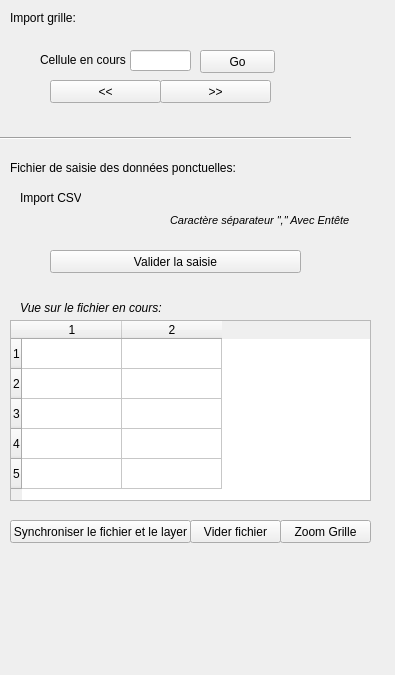
Above: editdata/geodata_matching_dialog_base.ui from mdvandamme/PoussePousseEditData before the change. Below: the same form after it.
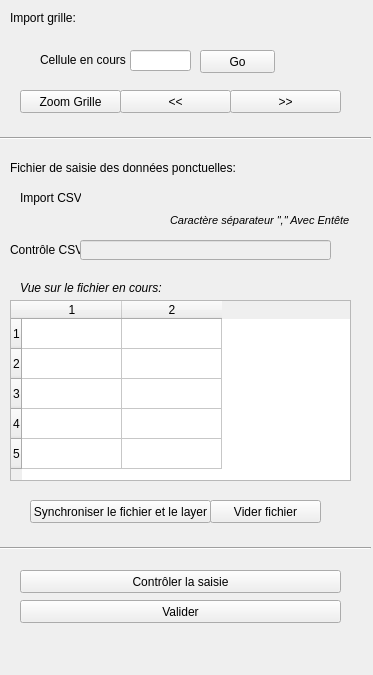
That is the form after the change. Custom widgets are drawn as their Qt base class.

Commit message: Controle sur l'enveloppe convexe des points

What changed in the file:
```diff
--- a/editdata/geodata_matching_dialog_base.ui
+++ b/editdata/geodata_matching_dialog_base.ui
@@ -6,7 +6,7 @@
    <rect>
     <x>0</x>
     <y>0</y>
-    <width>395</width>
+    <width>373</width>
     <height>675</height>
    </rect>
   </property>
@@ -23,8 +23,8 @@
    <widget class="QPushButton" name="btSuiv">
     <property name="geometry">
      <rect>
-      <x>160</x>
-      <y>80</y>
+      <x>230</x>
+      <y>90</y>
       <width>111</width>
       <height>23</height>
      </rect>
@@ -73,8 +73,8 @@
     <property name="geometry">
      <rect>
       <x>10</x>
-      <y>320</y>
-      <width>361</width>
+      <y>300</y>
+      <width>341</width>
       <height>181</height>
      </rect>
     </property>
@@ -95,8 +95,8 @@
    <widget class="QPushButton" name="btSynchronize">
     <property name="geometry">
      <rect>
-      <x>10</x>
-      <y>520</y>
+      <x>30</x>
+      <y>500</y>
       <width>181</width>
       <height>23</height>
      </rect>
@@ -110,7 +110,7 @@
      <rect>
       <x>80</x>
       <y>0</y>
-      <width>251</width>
+      <width>261</width>
       <height>27</height>
      </rect>
     </property>
@@ -133,7 +133,7 @@
      <rect>
       <x>0</x>
       <y>130</y>
-      <width>351</width>
+      <width>371</width>
       <height>16</height>
      </rect>
     </property>
@@ -157,8 +157,8 @@
    <widget class="QPushButton" name="btPrec">
     <property name="geometry">
      <rect>
-      <x>50</x>
-      <y>80</y>
+      <x>120</x>
+      <y>90</y>
       <width>111</width>
       <height>23</height>
      </rect>
@@ -170,9 +170,9 @@
    <widget class="QPushButton" name="btZoomGrille">
     <property name="geometry">
      <rect>
-      <x>280</x>
-      <y>520</y>
-      <width>91</width>
+      <x>20</x>
+      <y>90</y>
+      <width>101</width>
       <height>23</height>
      </rect>
     </property>
@@ -229,9 +229,9 @@
    <widget class="QPushButton" name="btViderFichier">
     <property name="geometry">
      <rect>
-      <x>190</x>
-      <y>520</y>
-      <width>91</width>
+      <x>210</x>
+      <y>500</y>
+      <width>111</width>
       <height>23</height>
      </rect>
     </property>
@@ -239,24 +239,24 @@
      <string>Vider fichier</string>
     </property>
    </widget>
-   <widget class="QPushButton" name="btValider">
+   <widget class="QPushButton" name="btControler">
     <property name="geometry">
      <rect>
-      <x>50</x>
-      <y>250</y>
-      <width>251</width>
+      <x>20</x>
+      <y>570</y>
+      <width>321</width>
       <height>23</height>
      </rect>
     </property>
     <property name="text">
-     <string>Valider la saisie</string>
+     <string>Contrôler la saisie</string>
     </property>
    </widget>
    <widget class="QLabel" name="label_6">
     <property name="geometry">
      <rect>
       <x>20</x>
-      <y>300</y>
+      <y>280</y>
       <width>151</width>
       <height>16</height>
      </rect>
@@ -271,6 +271,58 @@
      <string>Vue sur le fichier en cours:</string>
     </property>
    </widget>
+   <widget class="Line" name="line_3">
+    <property name="geometry">
+     <rect>
+      <x>0</x>
+      <y>540</y>
+      <width>371</width>
+      <height>16</height>
+     </rect>
+    </property>
+    <property name="orientation">
+     <enum>Qt::Horizontal</enum>
+    </property>
+   </widget>
+   <widget class="QLabel" name="label_7">
+    <property name="geometry">
+     <rect>
+      <x>10</x>
+      <y>240</y>
+      <width>71</width>
+      <height>20</height>
+     </rect>
+    </property>
+    <property name="text">
+     <string>Contrôle CSV:</string>
+    </property>
+   </widget>
+   <widget class="QLineEdit" name="fileControleCSV">
+    <property name="enabled">
+     <bool>false</bool>
+    </property>
+    <property name="geometry">
+     <rect>
+      <x>80</x>
+      <y>240</y>
+      <width>251</width>
+      <height>20</height>
+     </rect>
+    </property>
+   </widget>
+   <widget class="QPushButton" name="btValider">
+    <property name="geometry">
+     <rect>
+      <x>20</x>
+      <y>600</y>
+      <width>321</width>
+      <height>23</height>
+     </rect>
+    </property>
+    <property name="text">
+     <string>Valider</string>
+    </property>
+   </widget>
   </widget>
  </widget>
  <customwidgets>
```
The commit also changes 4 other files.
